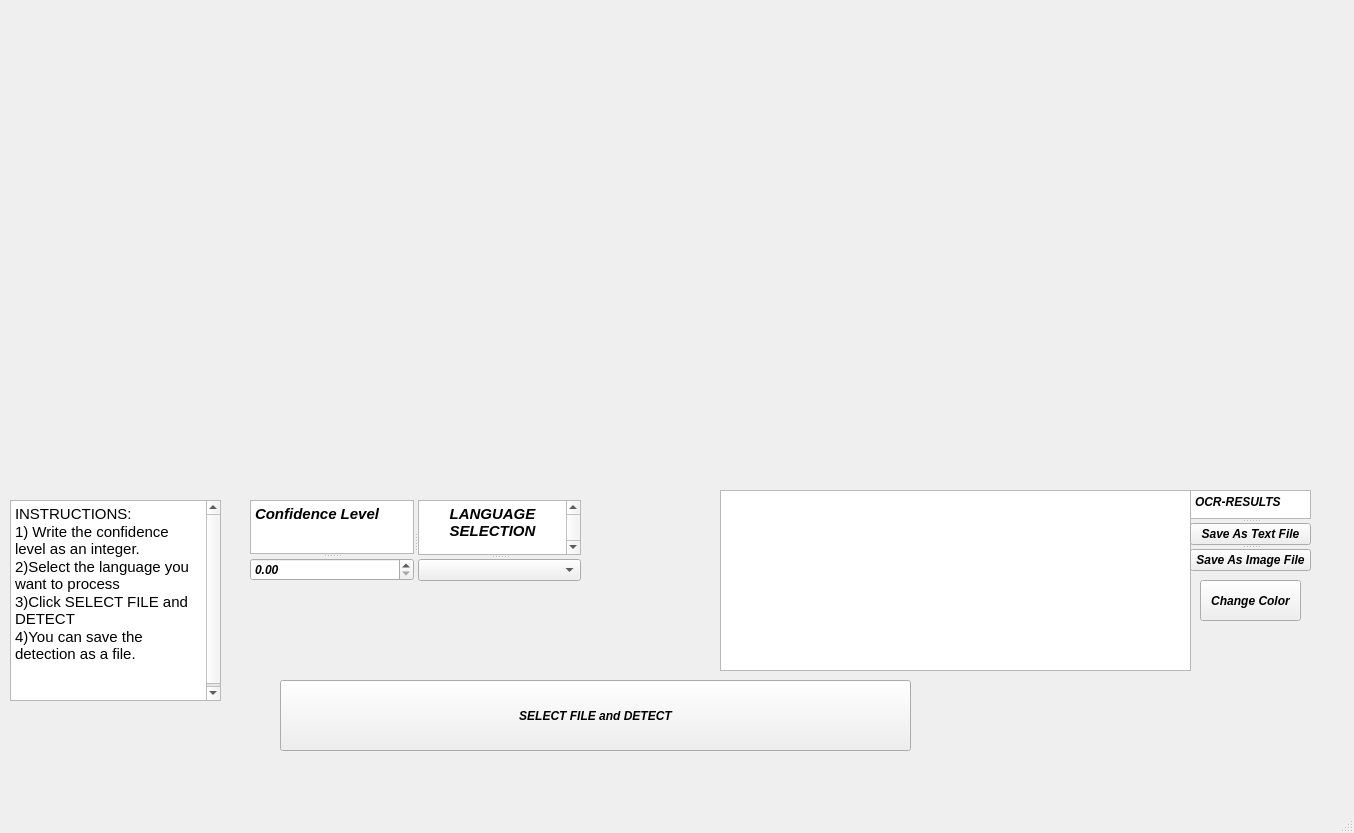
First picture: the form in mainwindow.ui, repository Kaanak413/Text-Detection-v.02, before the edit.
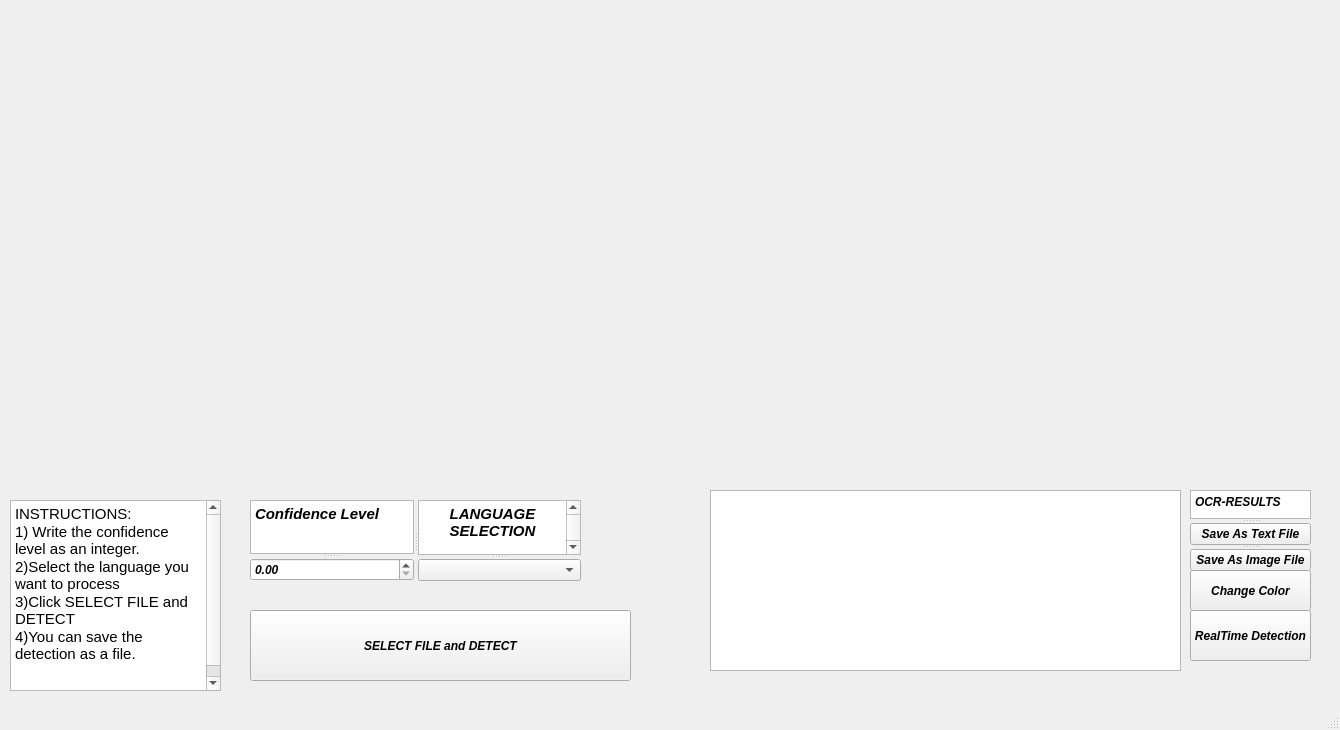
Second picture: the form after the edit.

What changed in the file:
```diff
--- a/mainwindow.ui
+++ b/mainwindow.ui
@@ -6,8 +6,8 @@
    <rect>
     <x>0</x>
     <y>0</y>
-    <width>1354</width>
-    <height>833</height>
+    <width>1340</width>
+    <height>730</height>
    </rect>
   </property>
   <property name="font">
@@ -43,9 +43,9 @@
    <widget class="QPushButton" name="pushButton">
     <property name="geometry">
      <rect>
-      <x>280</x>
-      <y>680</y>
-      <width>631</width>
+      <x>250</x>
+      <y>610</y>
+      <width>381</width>
       <height>71</height>
      </rect>
     </property>
@@ -78,7 +78,7 @@
       <x>10</x>
       <y>500</y>
       <width>211</width>
-      <height>201</height>
+      <height>191</height>
      </rect>
     </property>
     <property name="html">
@@ -101,7 +101,7 @@
    <widget class="QPlainTextEdit" name="plainTextEdit">
     <property name="geometry">
      <rect>
-      <x>720</x>
+      <x>710</x>
       <y>490</y>
       <width>471</width>
       <height>181</height>
@@ -200,9 +200,9 @@
    <widget class="QToolButton" name="toolButtonChangeColor">
     <property name="geometry">
      <rect>
-      <x>1200</x>
-      <y>580</y>
-      <width>101</width>
+      <x>1190</x>
+      <y>570</y>
+      <width>121</width>
       <height>41</height>
      </rect>
     </property>
@@ -210,6 +210,19 @@
      <string>Change Color</string>
     </property>
    </widget>
+   <widget class="QPushButton" name="pushButtonStartStopDetection">
+    <property name="geometry">
+     <rect>
+      <x>1190</x>
+      <y>610</y>
+      <width>121</width>
+      <height>51</height>
+     </rect>
+    </property>
+    <property name="text">
+     <string>RealTime Detection</string>
+    </property>
+   </widget>
   </widget>
   <widget class="QMenuBar" name="menubar">
    <property name="geometry">
```
Left out of the diff: 2 changed lines with no effect on the pictures.
